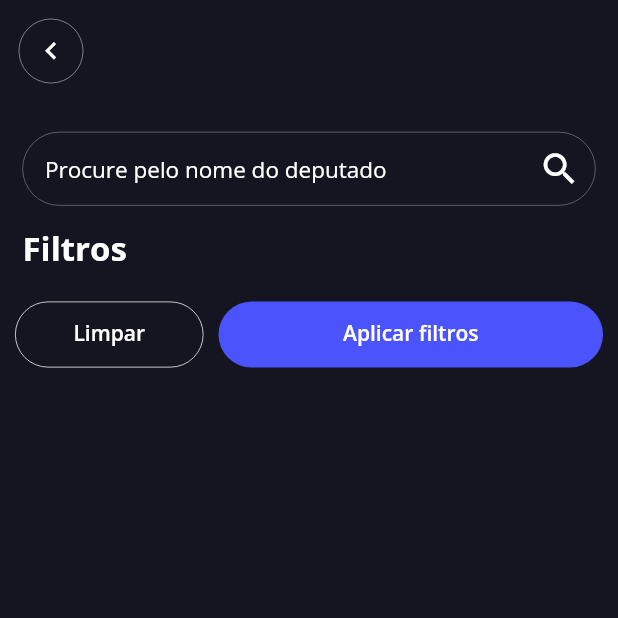
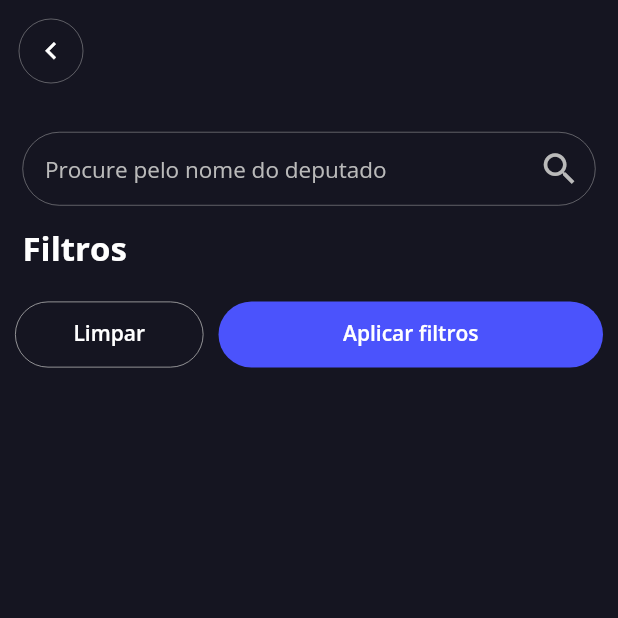
Before and after one commit to rafaelzorn/brasil_transparente_flutter, a Flutter app: the SearchPage screen opened by its route, on a phone screen of 412 x 824 dp, the top half of it. Run offline on Flutter 3.47's test engine with Material 2 defaults, Android fonts, the phone set to English and light mode, and no system bars; our stand-ins replace dio, flutter_dotenv, get, google_fonts, lazy_load_scrollview, transparent_image; network calls fail.

Commit message:
Improvement: Change colors

```diff
--- a/lib/app/modules/search/pages/search_page.dart
+++ b/lib/app/modules/search/pages/search_page.dart
@@ -31,7 +31,7 @@ class SearchPage extends GetView<SearchController> {
             backgroundColor: BtColorTheme.CINDER,
             shape: RoundedRectangleBorder(
               borderRadius: BorderRadius.circular(100),
-              side: BorderSide(color: BtColorTheme.WHITE, width: 0.5),
+              side: BorderSide(color: BtColorTheme.SILVER, width: 0.5),
             ),
             textStyle: TextHelper.style(
               fontSize: 14,
--- a/lib/app/modules/search/pages/widgets/input_search_widget.dart
+++ b/lib/app/modules/search/pages/widgets/input_search_widget.dart
@@ -22,26 +22,26 @@ class InputSearchWidget extends StatelessWidget {
       textInputAction: TextInputAction.done,
       style: TextHelper.style(
         fontSize: 15,
-        color: BtColorTheme.WHITE,
+        color: BtColorTheme.SILVER,
         height: 1.3,
       ),
       decoration: InputDecoration(
         hintText: StringResource.SEARCH_FOR_THE_DEPUTY_NAME,
         hintStyle: TextHelper.style(
           fontSize: 15,
-          color: BtColorTheme.WHITE,
+          color: BtColorTheme.SILVER,
         ),
         suffixIcon: Icon(
           Icons.search,
-          color: BtColorTheme.WHITE,
+          color: BtColorTheme.SILVER,
           size: 28,
         ),
         enabledBorder: OutlineInputBorder(
-          borderSide: BorderSide(color: BtColorTheme.WHITE, width: 0.2),
+          borderSide: BorderSide(color: BtColorTheme.SILVER, width: 0.3),
           borderRadius: BorderRadius.all(Radius.circular(30)),
         ),
         focusedBorder: OutlineInputBorder(
-          borderSide: BorderSide(color: BtColorTheme.WHITE, width: 0.2),
+          borderSide: BorderSide(color: BtColorTheme.SILVER, width: 0.3),
           borderRadius: BorderRadius.all(Radius.circular(30)),
         ),
         filled: true,
--- a/lib/app/themes/bt_color_theme.dart
+++ b/lib/app/themes/bt_color_theme.dart
@@ -4,4 +4,5 @@ class BtColorTheme {
   static const Color CINDER = Color(0XFF151521);
   static const Color WHITE = Color(0XFFFFFFFF);
   static const Color DODGER_BLUE = Color(0XFF4B53FC);
+  static const Color SILVER = Color(0XFFBABABA);
 }
--- a/lib/app/widgets/bt_header_widget.dart
+++ b/lib/app/widgets/bt_header_widget.dart
@@ -25,7 +25,7 @@ class BtHeaderWidget extends StatelessWidget {
       child: Icon(icon, size: 23, color: BtColorTheme.WHITE),
       padding: EdgeInsets.all(10),
       shape: CircleBorder(
-        side: BorderSide(width: 0.3, color: BtColorTheme.WHITE),
+        side: BorderSide(width: 0.3, color: BtColorTheme.SILVER),
       ),
       onPressed: () => onPress(),
     );
--- a/lib/app/widgets/bt_spinner_widget.dart
+++ b/lib/app/widgets/bt_spinner_widget.dart
@@ -7,7 +7,7 @@ class BtSpinnerWidget extends StatelessWidget {
   final double strokeWidth;
   final Color color;
 
-  BtSpinnerWidget({this.strokeWidth: 2, this.color: BtColorTheme.WHITE});
+  BtSpinnerWidget({this.strokeWidth: 2, this.color: BtColorTheme.SILVER });
 
   @override
   Widget build(BuildContext context) {
```
Also changed, not shown: lib/app/modules/deputies/pages/widgets/deputy_widget.dart (+5 -4 lines).
